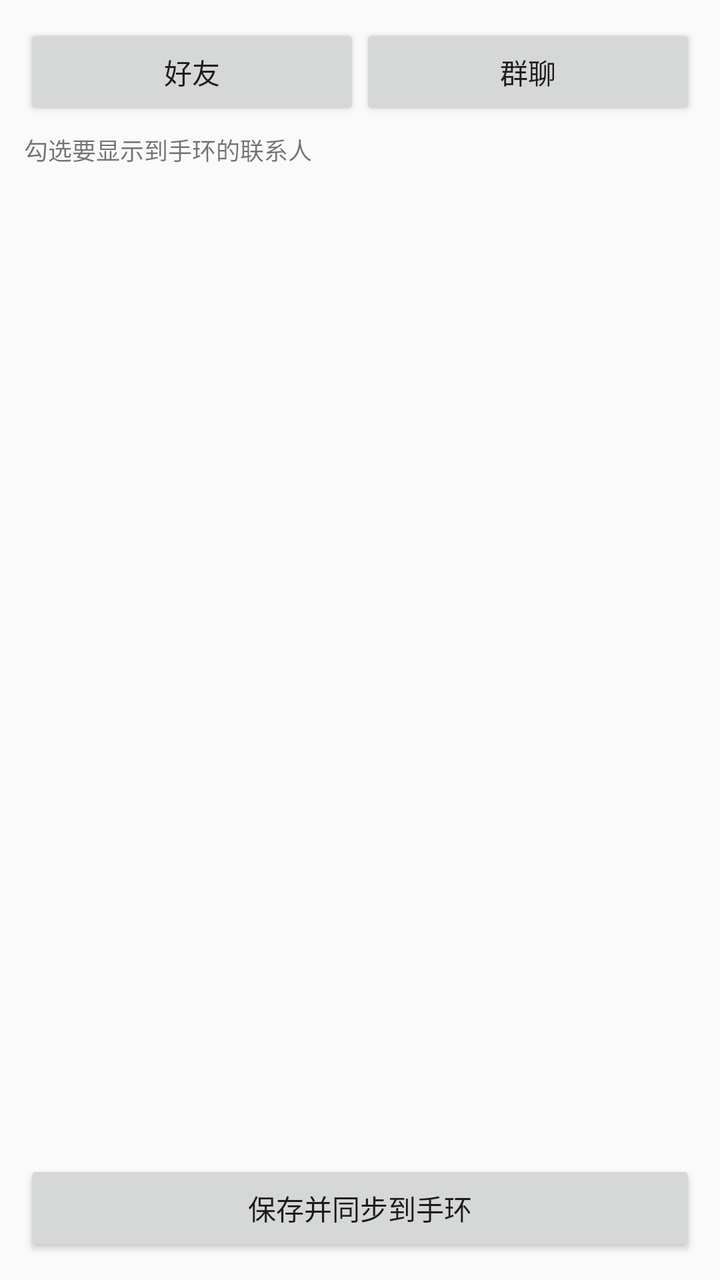
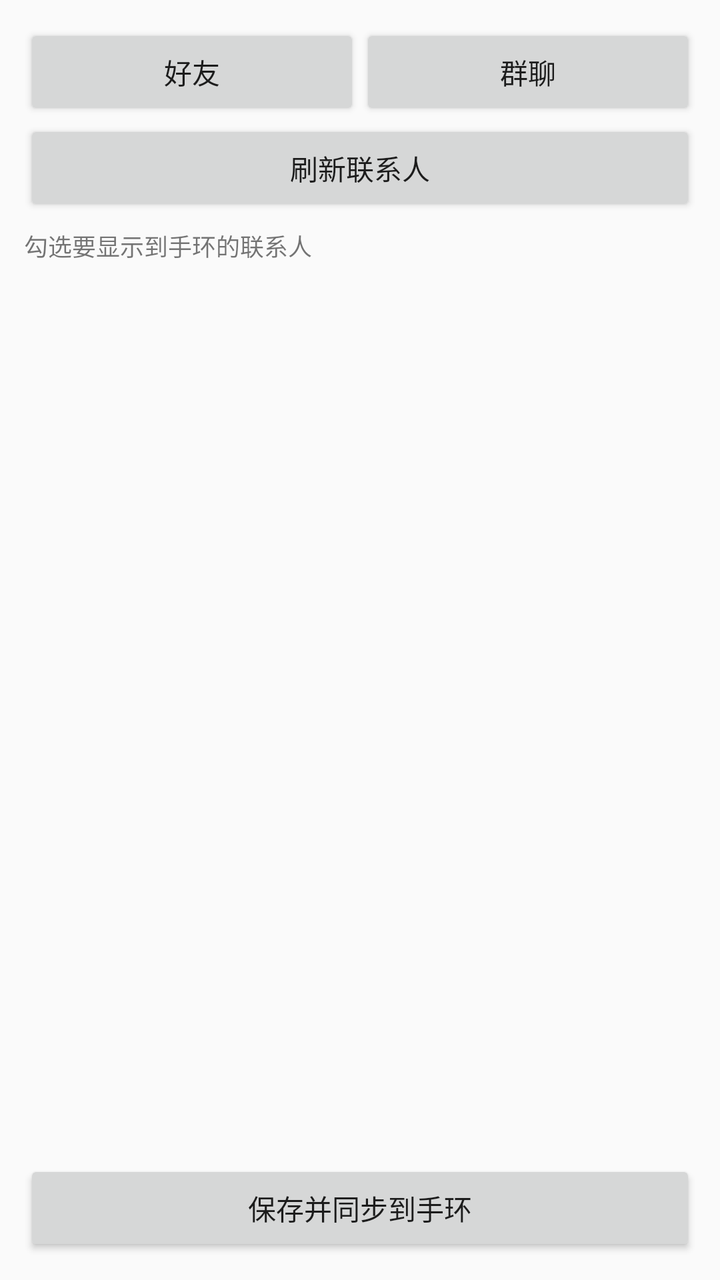

Before-and-after screenshots of an Android layout around one commit, followed by the original layout XML and the change that was made.
<!-- AndroidManifest.xml: application theme Theme.BandQQ -->
<!-- res/layout/activity_contact_manager.xml -->
<?xml version="1.0" encoding="utf-8"?>
<LinearLayout xmlns:android="http://schemas.android.com/apk/res/android"
    android:layout_width="match_parent"
    android:layout_height="match_parent"
    android:orientation="vertical"
    android:padding="12dp">

    <LinearLayout
        android:layout_width="match_parent"
        android:layout_height="wrap_content"
        android:orientation="horizontal">

        <Button
            android:id="@+id/friendTab"
            android:layout_width="0dp"
            android:layout_height="wrap_content"
            android:layout_weight="1"
            android:text="好友" />

        <Button
            android:id="@+id/groupTab"
            android:layout_width="0dp"
            android:layout_height="wrap_content"
            android:layout_weight="1"
            android:text="群聊" />
    </LinearLayout>

    <TextView
        android:id="@+id/contactHint"
        android:layout_width="wrap_content"
        android:layout_height="wrap_content"
        android:text="勾选要显示到手环的联系人"
        android:textSize="12sp"
        android:paddingTop="6dp" />

    <ListView
        android:id="@+id/contactList"
        android:layout_width="match_parent"
        android:layout_height="0dp"
        android:layout_weight="1"
        android:choiceMode="multipleChoice" />

    <Button
        android:id="@+id/saveContactsBtn"
        android:layout_width="match_parent"
        android:layout_height="wrap_content"
        android:text="保存并同步到手环" />
</LinearLayout>
<!-- resources referenced by this layout -->
<resources>
  <style name="Theme.BandQQ" parent="Theme.AppCompat.DayNight" />
</resources>

<!-- the commit's change to res/layout/activity_contact_manager.xml (unified diff, before → after) -->
@@ -25,6 +25,12 @@
             android:text="群聊" />
     </LinearLayout>
 
+    <Button
+        android:id="@+id/refreshContactsBtn"
+        android:layout_width="match_parent"
+        android:layout_height="wrap_content"
+        android:text="刷新联系人" />
+
     <TextView
         android:id="@+id/contactHint"
         android:layout_width="wrap_content"
